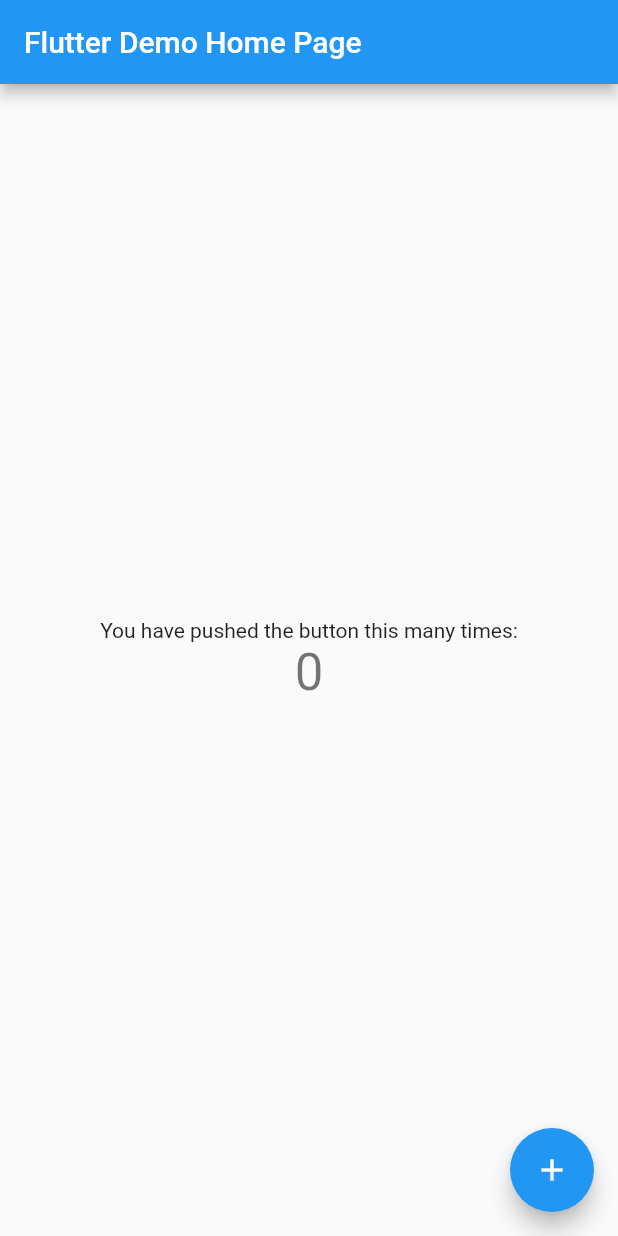
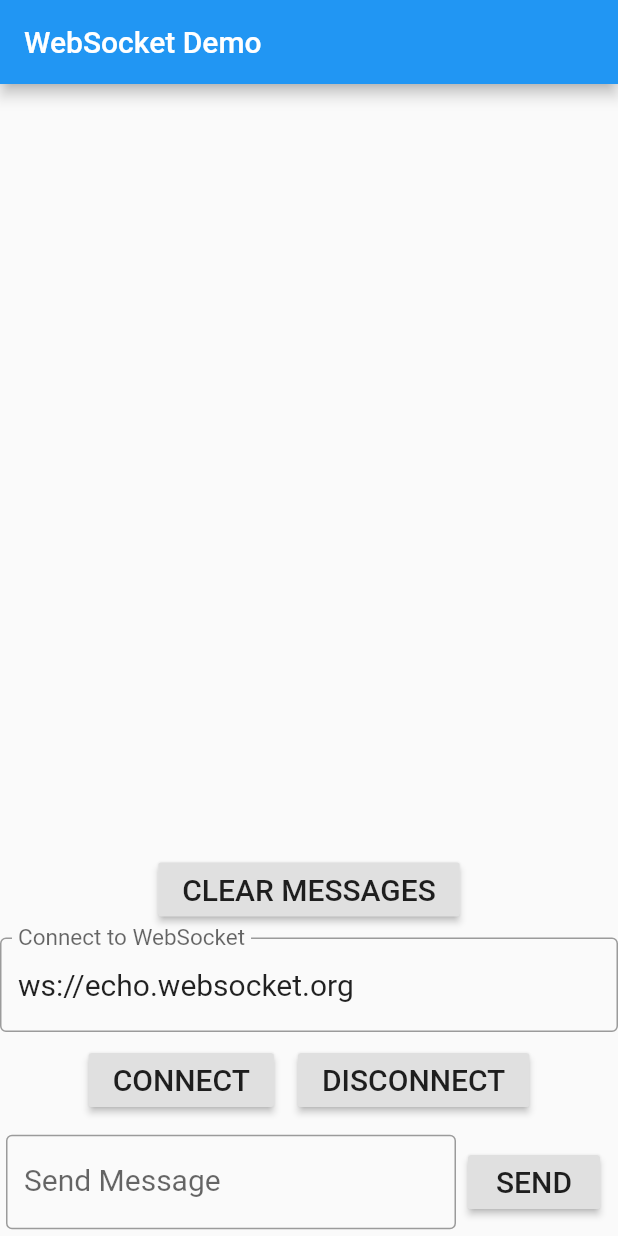
Before and after one commit to GiorgiBeriashvili/web_socket_demo, a Flutter app: the screen it shows after launch, on a phone screen of 412 x 824 dp. Run offline on Flutter 3.47's test engine with Material 2 defaults, Android fonts, the phone set to English and light mode, and no system bars.

```diff
--- a/lib/main.dart
+++ b/lib/main.dart
@@ -1,117 +1,207 @@
 import 'package:flutter/material.dart';
+import 'package:web_socket_channel/io.dart';
+
+enum WebSocketConnection { connected, disconnected }
+
+class Message {
+  final String text;
+  final Color color;
+
+  Message({@required this.text, @required this.color});
+}
 
 void main() {
-  runApp(MyApp());
+  runApp(WebSocketDemo());
 }
 
-class MyApp extends StatelessWidget {
-  // This widget is the root of your application.
+class WebSocketDemo extends StatelessWidget {
   @override
   Widget build(BuildContext context) {
+    final title = 'WebSocket Demo';
+
     return MaterialApp(
-      title: 'Flutter Demo',
-      theme: ThemeData(
-        // This is the theme of your application.
-        //
-        // Try running your application with "flutter run". You'll see the
-        // application has a blue toolbar. Then, without quitting the app, try
-        // changing the primarySwatch below to Colors.green and then invoke
-        // "hot reload" (press "r" in the console where you ran "flutter run",
-        // or simply save your changes to "hot reload" in a Flutter IDE).
-        // Notice that the counter didn't reset back to zero; the application
-        // is not restarted.
-        primarySwatch: Colors.blue,
-        // This makes the visual density adapt to the platform that you run
-        // the app on. For desktop platforms, the controls will be smaller and
-        // closer together (more dense) than on mobile platforms.
-        visualDensity: VisualDensity.adaptivePlatformDensity,
+      title: title,
+      home: Scaffold(
+        appBar: AppBar(
+          title: Text(title),
         ),
-      home: MyHomePage(title: 'Flutter Demo Home Page'),
+        body: MyHomePage(title: title),
+      ),
     );
   }
 }
 
 class MyHomePage extends StatefulWidget {
+  final String title;
+
   MyHomePage({Key key, this.title}) : super(key: key);
-
-  // This widget is the home page of your application. It is stateful, meaning
-  // that it has a State object (defined below) that contains fields that affect
-  // how it looks.
-
-  // This class is the configuration for the state. It holds the values (in this
-  // case the title) provided by the parent (in this case the App widget) and
-  // used by the build method of the State. Fields in a Widget subclass are
-  // always marked "final".
-
-  final String title;
 
   @override
   _MyHomePageState createState() => _MyHomePageState();
 }
 
 class _MyHomePageState extends State<MyHomePage> {
-  int _counter = 0;
-
-  void _incrementCounter() {
-    setState(() {
-      // This call to setState tells the Flutter framework that something has
-      // changed in this State, which causes it to rerun the build method below
-      // so that the display can reflect the updated values. If we changed
-      // _counter without calling setState(), then the build method would not be
-      // called again, and so nothing would appear to happen.
-      _counter++;
-    });
-  }
+  IOWebSocketChannel _channel;
+  final TextEditingController _connectionController =
+      TextEditingController(text: 'ws://echo.websocket.org');
+  final TextEditingController _messageController = TextEditingController();
+  final List<Message> _messages = [];
+  WebSocketConnection _webSocketConnection = WebSocketConnection.disconnected;
 
   @override
   Widget build(BuildContext context) {
-    // This method is rerun every time setState is called, for instance as done
-    // by the _incrementCounter method above.
-    //
-    // The Flutter framework has been optimized to make rerunning build methods
-    // fast, so that you can just rebuild anything that needs updating rather
-    // than having to individually change instances of widgets.
-    return Scaffold(
-      appBar: AppBar(
-        // Here we take the value from the MyHomePage object that was created by
-        // the App.build method, and use it to set our appbar title.
-        title: Text(widget.title),
+    return Container(
+      child: Column(
+        children: <Widget>[
+          Expanded(
+            child: _getMessages(),
           ),
-      body: Center(
-        // Center is a layout widget. It takes a single child and positions it
-        // in the middle of the parent.
-        child: Column(
-          // Column is also a layout widget. It takes a list of children and
-          // arranges them vertically. By default, it sizes itself to fit its
-          // children horizontally, and tries to be as tall as its parent.
-          //
-          // Invoke "debug painting" (press "p" in the console, choose the
-          // "Toggle Debug Paint" action from the Flutter Inspector in Android
-          // Studio, or the "Toggle Debug Paint" command in Visual Studio Code)
-          // to see the wireframe for each widget.
-          //
-          // Column has various properties to control how it sizes itself and
-          // how it positions its children. Here we use mainAxisAlignment to
-          // center the children vertically; the main axis here is the vertical
-          // axis because Columns are vertical (the cross axis would be
-          // horizontal).
+          Padding(
+            padding: EdgeInsets.all(8),
+            child: RaisedButton(
+              child: Text(
+                'CLEAR MESSAGES',
+                style: TextStyle(fontSize: 20),
+              ),
+              onPressed: () => setState(() => _messages.clear()),
+            ),
+          ),
+          TextField(
+            controller: _connectionController,
+            decoration: InputDecoration(
+              border: OutlineInputBorder(),
+              labelText: 'Connect to WebSocket',
+            ),
+            style: TextStyle(fontSize: 20),
+          ),
+          Row(
             mainAxisAlignment: MainAxisAlignment.center,
             children: <Widget>[
-            Text(
-              'You have pushed the button this many times:',
+              Padding(
+                padding: EdgeInsets.all(8),
+                child: RaisedButton(
+                  child: Text(
+                    'CONNECT',
+                    style: TextStyle(fontSize: 20),
                   ),
-            Text(
-              '$_counter',
-              style: Theme.of(context).textTheme.headline4,
+                  onPressed: () => _connect(_connectionController.text),
+                ),
+              ),
+              Padding(
+                padding: EdgeInsets.all(8),
+                child: RaisedButton(
+                  child: Text(
+                    'DISCONNECT',
+                    style: TextStyle(fontSize: 20),
+                  ),
+                  onPressed: _disconnect,
+                ),
+              ),
+            ],
+          ),
+          Padding(
+            padding: EdgeInsets.all(4),
+            child: Row(
+              children: <Widget>[
+                Expanded(
+                  child: TextField(
+                    controller: _messageController,
+                    decoration: InputDecoration(
+                      border: OutlineInputBorder(),
+                      labelText: 'Send Message',
+                    ),
+                    style: TextStyle(fontSize: 20),
+                  ),
+                ),
+                Padding(
+                  padding: EdgeInsets.all(8),
+                  child: RaisedButton(
+                    child: Text(
+                      'SEND',
+                      style: TextStyle(fontSize: 20),
+                    ),
+                    onPressed: _sendMessage,
+                  ),
                 ),
               ],
             ),
           ),
-      floatingActionButton: FloatingActionButton(
-        onPressed: _incrementCounter,
-        tooltip: 'Increment',
-        child: Icon(Icons.add),
-      ), // This trailing comma makes auto-formatting nicer for build methods.
+        ],
+      ),
     );
   }
+
+  void _connect(url) {
+    if (_webSocketConnection == WebSocketConnection.disconnected) {
+      _channel = IOWebSocketChannel.connect(url);
+
+      setState(() =>
+          _messages.add(Message(text: 'CONNECTED', color: Colors.green[200])));
+
+      _channel.stream.listen((data) => setState(() => _messages.add(Message(
+            text: 'Received: $data',
+            color: Colors.blue[50],
+          ))));
+
+      _webSocketConnection = WebSocketConnection.connected;
     }
+  }
+
+  void _disconnect() {
+    if (_webSocketConnection == WebSocketConnection.connected) {
+      setState(() =>
+          _messages.add(Message(text: 'DISCONNECTED', color: Colors.red[200])));
+
+      _channel.sink.close();
+
+      _webSocketConnection = WebSocketConnection.disconnected;
+    }
+  }
+
+  void _sendMessage() {
+    if (_messageController.text.isNotEmpty &&
+        _webSocketConnection == WebSocketConnection.connected) {
+      _channel.sink.add(_messageController.text);
+
+      _messages.add(Message(
+        text: 'Sent: ${_messageController.text}',
+        color: Colors.white,
+      ));
+
+      _messageController.clear();
+    }
+  }
+
+  ListView _getMessages() {
+    List<ListTile> _messageListTiles = [];
+
+    for (Message message in _messages) {
+      _messageListTiles.add(
+        ListTile(
+          title: Container(
+            child: Padding(
+              padding: EdgeInsets.all(12),
+              child: Text(
+                message.text,
+                style: TextStyle(fontSize: 16),
+              ),
+            ),
+            color: message.color,
+          ),
+        ),
+      );
+    }
+
+    return ListView(
+      children: _messageListTiles,
+    );
+  }
+
+  @override
+  void dispose() {
+    _connectionController.dispose();
+    _messageController.dispose();
+    _channel.sink.close();
+    super.dispose();
+  }
+}
```
Also changed, not shown: pubspec.yaml (+1 -6 lines), pubspec.lock, 2 other files. Lines whose indentation alone changed are shown as unchanged.
